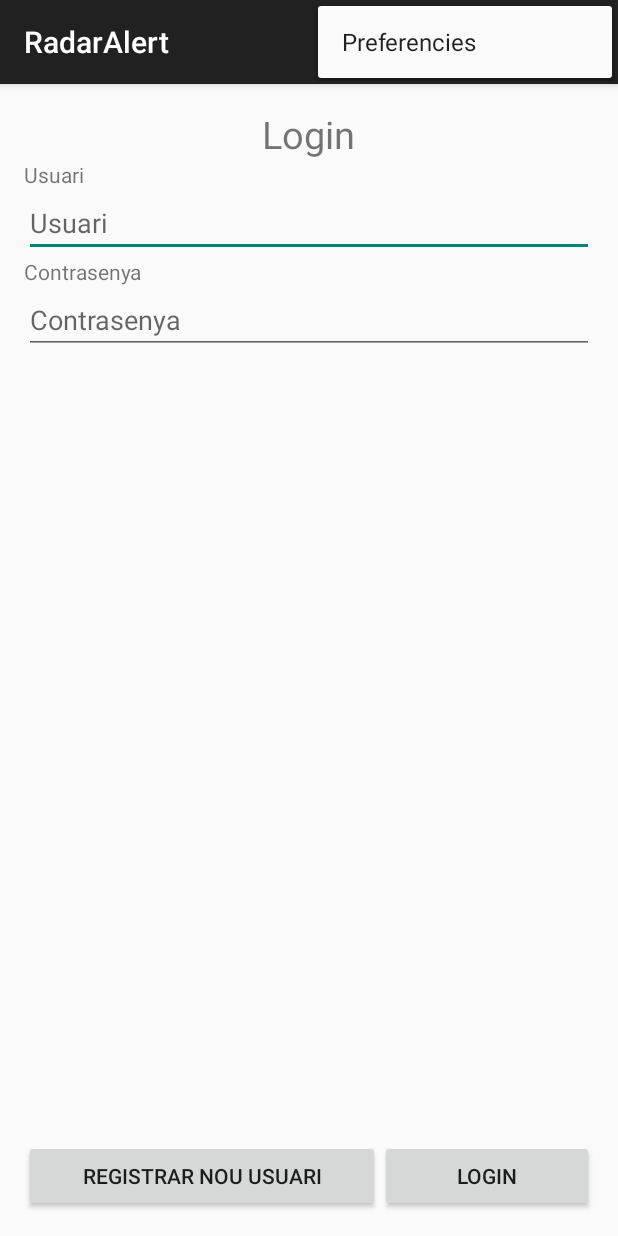
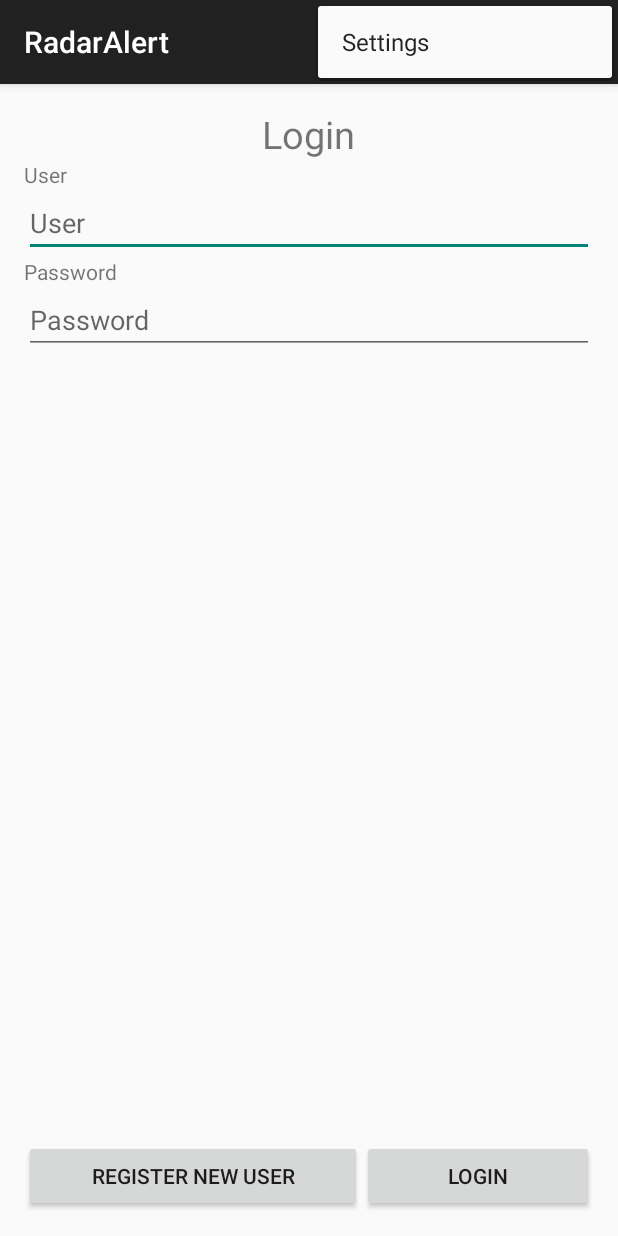
Before and after one commit to mpascu/RadarAlerts, an Android app: the screen it shows after launch (LogInActivity), with the options menu open, on a phone screen of 412 x 824 dp. Run offline under Robolectric (Android 15) with nearby library versions, the phone set to English and light mode, and no system bars; libraries missing offline, so code that uses them is left out: com.example, com.example.marc, com.google.api.client; 5 statements that could not run were skipped.

Commit message:
Add translations

```diff
--- a/mobile/src/main/res/values/strings.xml
+++ b/mobile/src/main/res/values/strings.xml
@@ -2,21 +2,21 @@
     <string name="app_name">RadarAlert</string>
 
     <string name="hello_world">Hello world!</string>
-    <string name="action_settings">Preferencies</string>
-    <string name="map">Mapa</string>
-    <string name="my_alerts">Les meves alertes</string>
+    <string name="action_settings">Settings</string>
+    <string name="map">Map</string>
+    <string name="my_alerts">My alerts</string>
     <string name="default_text">Default</string>
     <string name="login">Login</string>
-    <string name="username">Usuari</string>
-    <string name="password">Contrasenya</string>
-    <string name="register">Registrar nou usuari</string>
+    <string name="username">User</string>
+    <string name="password">Password</string>
+    <string name="register">Register new user</string>
     <string name="register_first">You must register first</string>
     <string name="registration_not_found">Registration not found.</string>
     <string name="app_version_changed">App version changed.</string>
     <string name="saving_regid">Saving regId on app version </string>
     <string name="device_register">Device registered, registration ID=</string>
     <string name="could_not_get_package_name">Could not get package name: </string>
-    <string name="alerts_recived">Alertes rebudes correctament</string>
-    <string name="non_alert_recived">El servidor no ha retornat cap alerta</string>
-    <string name="backend_notification">Notificació del backend: </string>
+    <string name="alerts_recived">Alerts recived succesfully</string>
+    <string name="non_alert_recived">The server did not return any alert</string>
+    <string name="backend_notification">Backend notification:</string>
 </resources>
```
Also changed, not shown: 2 other files.
